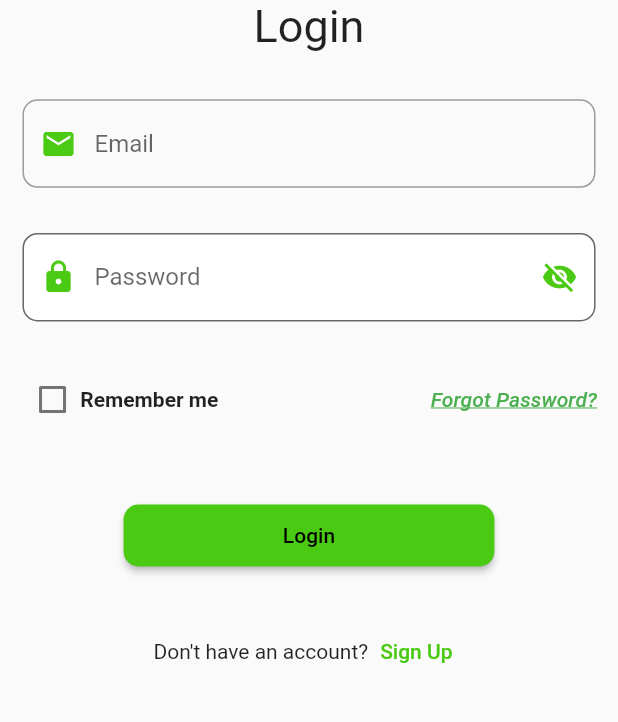
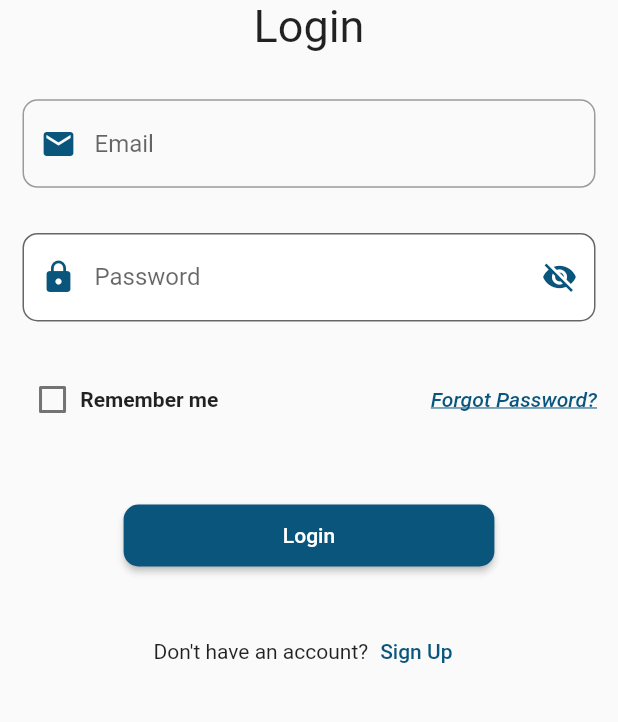
Before and after one commit to abu3athab/amal, a Flutter app: the screen it shows after launch, on a phone screen of 412 x 824 dp, the part 433-1155 px from its top. Run offline on Flutter 3.47's test engine with Material 2 defaults, Android fonts, the phone set to English and light mode, and no system bars; missing offline and left inert: dart:ffi.

Commit message:
change color

```diff
--- a/lib/colors.dart
+++ b/lib/colors.dart
@@ -1,3 +1,3 @@
 import 'package:flutter/material.dart';
 
-const Color logoColor = Color.fromARGB(255, 74, 202, 19);
+const Color logoColor = Color.fromRGBO(9, 85, 124, 1);
--- a/lib/log in/logIn.dart
+++ b/lib/log in/logIn.dart
@@ -68,7 +68,7 @@ class LoginChild extends State<Login> {
                         "Forgot Password?",
                         style: TextStyle(
                             fontStyle: FontStyle.italic,
-                            color: Colors.green,
+                            color: logoColor,
                             decoration: TextDecoration.underline),
                       ),
                       onPressed: () => null,
@@ -91,7 +91,7 @@ class LoginChild extends State<Login> {
                   },
                   child: Text(
                     "Login",
-                    style: TextStyle(color: Colors.black),
+                    style: TextStyle(color: Colors.white),
                   ),
                   style: ButtonStyle(
                       shape: MaterialStateProperty.all(RoundedRectangleBorder(
--- a/lib/sign up/signUpTextBoxes.dart
+++ b/lib/sign up/signUpTextBoxes.dart
@@ -178,7 +178,7 @@ class _SignUpTextBoxChild extends State<SignUpTextBox> {
                       // ignore: sort_child_properties_last
                       child: const Text(
                         'Sign Up',
-                        style: TextStyle(color: Colors.black),
+                        style: TextStyle(color: Colors.white),
                       ),
 
                       style: ButtonStyle(
```
